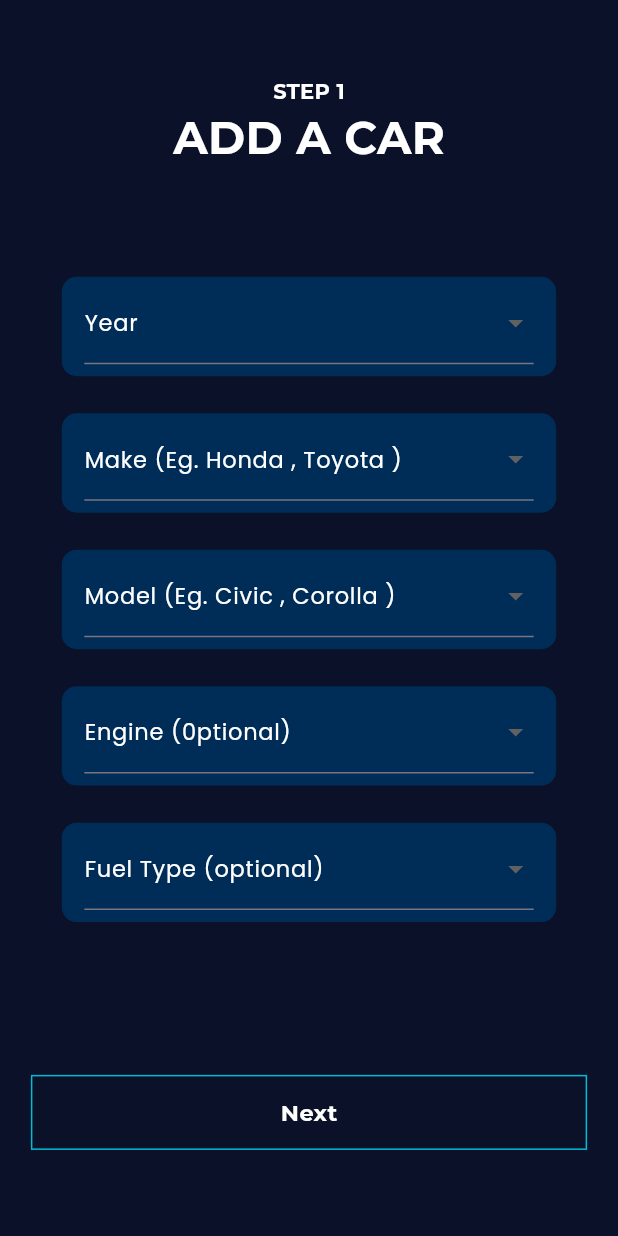
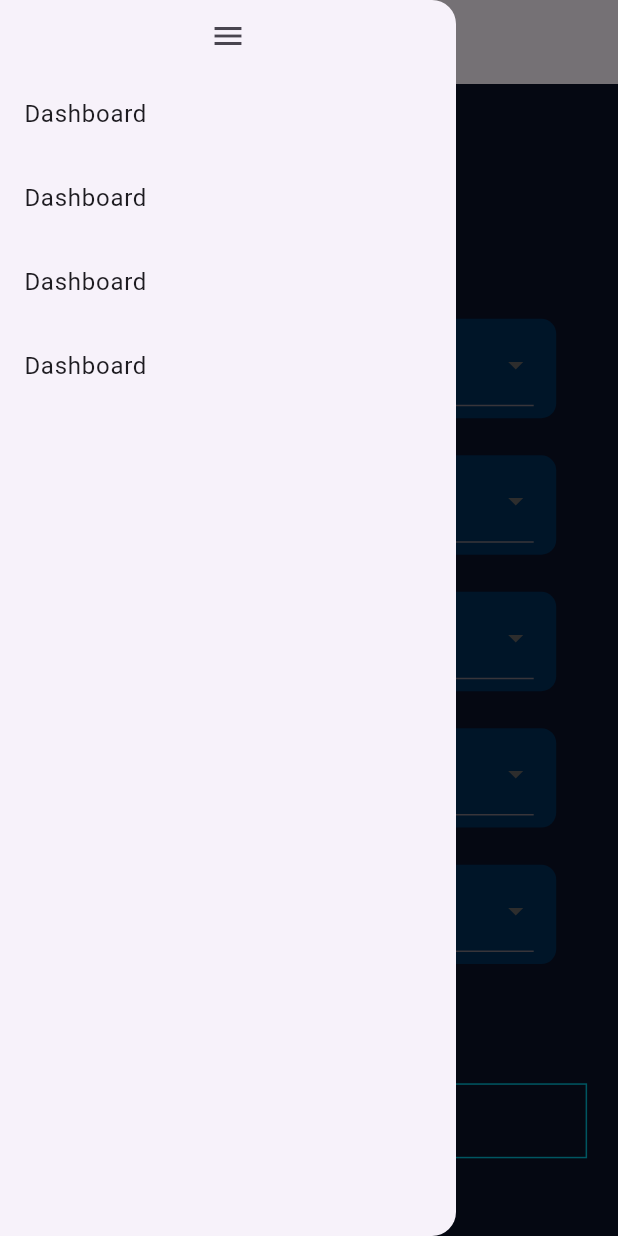
Before and after one commit to Jahanzaibhabib/OBD-flutter-app, a Flutter app: the screen it shows after launch, with the side drawer open (before the commit the screen has no drawer), on a phone screen of 412 x 824 dp. Run offline on Flutter 3.47's test engine with Material 3 defaults, Android fonts, the phone set to English and light mode, and no system bars; our stand-ins replace google_fonts; missing offline and left inert: all_bluetooth.

Commit message:
Working on Drawer

```diff
--- a/lib/main.dart
+++ b/lib/main.dart
@@ -1,7 +1,11 @@
 import 'package:flutter/material.dart';
+import 'package:obd/providers/is_drawer_open_provider.dart';
+import 'package:obd/screens/bluetooth_screen.dart';
 
 import 'package:obd/screens/step1_screen.dart';
-
+import 'package:obd/screens/step3_screen.dart';
+import 'package:provider/provider.dart';
+import 'screens/Signup_screen.dart';
 
 void main() {
   runApp(const MyApp());
@@ -12,9 +16,13 @@ class MyApp extends StatelessWidget {
 
   @override
   Widget build(BuildContext context) {
-    return MaterialApp(
-      home: Step1Screen(),
-      debugShowCheckedModeBanner: false,
+    return ChangeNotifierProvider(
+      create: (_) => DrawerProvider(),
+
+      child: MaterialApp(
+        home: Step1Screen(),
+        debugShowCheckedModeBanner: false,
+      ),
     );
   }
 }
--- /dev/null
+++ b/lib/providers/is_drawer_open_provider.dart
@@ -0,0 +1,20 @@
+import 'package:flutter/material.dart';
+
+class DrawerProvider extends ChangeNotifier{
+
+  bool _isDrawerOpen = false;
+
+
+  bool get isDrawerOpen => _isDrawerOpen;
+
+  void toggleDrawer() {
+    _isDrawerOpen =!_isDrawerOpen;
+    notifyListeners();
+  }
+
+
+
+
+
+
+}
--- a/lib/screens/Signin_screen.dart
+++ b/lib/screens/Signin_screen.dart
@@ -1,8 +1,11 @@
 import 'package:flutter/material.dart';
+import 'drawer.dart';
+import 'drawer.dart';
 import 'package:google_fonts/google_fonts.dart';
 import 'package:obd/screens/Signup_screen.dart';
 import 'package:obd/variables/colors.dart';
 import 'package:obd/variables/fonts.dart';
+import 'drawer.dart';
 
 class SigninScreen extends StatefulWidget {
   const SigninScreen({super.key});
@@ -18,6 +21,8 @@ class _SigninScreenState extends State<SigninScreen> {
     final width = MediaQuery.sizeOf(context).width;
 
     return Scaffold(
+      drawer: CustomDrawer(context: context),
+
       backgroundColor: customBlueColor,
       body: Center(
         child: Container(
--- a/lib/screens/Signup_screen.dart
+++ b/lib/screens/Signup_screen.dart
@@ -2,6 +2,7 @@ import 'package:flutter/material.dart';
 import 'package:google_fonts/google_fonts.dart';
 import 'package:obd/screens/Signin_screen.dart';
 import 'package:obd/variables/colors.dart';
+import 'drawer.dart';
 import 'package:obd/variables/fonts.dart';
 
 class SignupScreen extends StatefulWidget {
@@ -18,6 +19,8 @@ class _SignupScreenState extends State<SignupScreen> {
     final width = MediaQuery.sizeOf(context).width;
 
     return Scaffold(
+      drawer: CustomDrawer(context: context),
+
       backgroundColor: customBlueColor,
       body: Center(
         child: Container(
--- /dev/null
+++ b/lib/screens/appbar.dart
@@ -0,0 +1,28 @@
+import 'package:flutter/material.dart';
+import 'package:obd/variables/variables.dart';
+
+PreferredSizeWidget CustomAppbar(){
+
+  return  AppBar(
+     title :  Text("data"),
+      automaticallyImplyLeading : false
+
+  );
+
+}
+
+
+
+void openDrawer() {
+    isDrawerOpen = true;
+    print('Drawer Opened');
+}
+
+void closeDrawer() {
+
+  isDrawerOpen = false;
+  print('Drawer Closed');
+
+
+
+}
--- /dev/null
+++ b/lib/screens/drawer.dart
@@ -0,0 +1,47 @@
+import 'package:flutter/material.dart';
+import 'package:obd/providers/is_drawer_open_provider.dart';
+import 'package:obd/variables/variables.dart';
+import 'package:provider/provider.dart';
+
+List drawerItems = [{"title" : "Dashboard" , "onTap" : (){print("drawer is "
+    "tapped");}} , {"title" : "Dashboard" , "onTap" : (){print("drawer is "
+    "tapped");}} , {"title" : "Dashboard" , "onTap" : (){print("drawer is "
+    "tapped");}}, {"title" : "Dashboard" , "onTap" : (){print("drawer is "
+"tapped");}}];
+
+Widget CustomDrawer({required BuildContext context}){
+
+  DrawerProvider provider = Provider.of<DrawerProvider>(context);
+
+  return Drawer(
+    child: Consumer<DrawerProvider>(
+      builder: (context, value, child) {
+        return Column(
+          children: [
+            IconButton(onPressed: (){
+
+              value.toggleDrawer();
+              print(value.isDrawerOpen);
+              value.isDrawerOpen ?Scaffold.of(context).closeDrawer() :
+              Scaffold.of(context).openDrawer();
+              }, icon: Icon(value.isDrawerOpen?Icons.close : Icons.menu) ),
+            Expanded(
+              child: ListView.builder(itemCount: drawerItems.length,itemBuilder: (context, index) {
+
+                return ListTile(
+
+                  title: Text(drawerItems[index]["title"]),
+                  onTap: drawerItems[index]["onTap"],
+
+                );
+
+              }, ),
+            ),
+          ],
+        );
+      },
+
+    ),
+  );
+
+}
--- a/lib/screens/step1_screen.dart
+++ b/lib/screens/step1_screen.dart
@@ -1,10 +1,16 @@
 import 'package:flutter/material.dart';
 import 'package:obd/components/customButton.dart';
 import 'package:obd/components/inputField.dart';
+import 'package:obd/providers/is_drawer_open_provider.dart';
+import 'package:obd/screens/appbar.dart';
 import 'package:obd/screens/step2_screen.dart';
 import 'package:obd/variables/colors.dart';
 import 'package:obd/variables/fonts.dart';
 import 'package:obd/variables/lists_for_step1.dart';
+import 'package:obd/variables/variables.dart';
+import 'package:provider/provider.dart';
+import 'drawer.dart';
+
 
 
 class Step1Screen extends StatelessWidget {
@@ -18,6 +24,10 @@ class Step1Screen extends StatelessWidget {
   @override
   Widget build(BuildContext context) {
     return Scaffold(
+
+    appBar:CustomAppbar(),
+      drawer: CustomDrawer(context: context),
+
       body: Container(
         width: MediaQuery.of(context).size.width,
         color: customBlueColor,
--- a/lib/screens/step4_screen.dart
+++ b/lib/screens/step4_screen.dart
@@ -3,6 +3,7 @@ import 'package:flutter/material.dart';
 import 'package:obd/variables/colors.dart';
 import 'package:obd/variables/fonts.dart';
 import 'package:obd/variables/media_query.dart';
+import 'drawer.dart';
 
 class Step4Screen extends StatelessWidget {
   const Step4Screen({super.key});
@@ -11,6 +12,7 @@ class Step4Screen extends StatelessWidget {
   Widget build(BuildContext context) {
     return SafeArea(child:
     Scaffold(
+      drawer: CustomDrawer(context: context),
 
       body: Container(
         width: width(context),
--- /dev/null
+++ b/lib/variables/variables.dart
@@ -0,0 +1 @@
+bool isDrawerOpen = false;
--- a/pubspec.yaml
+++ b/pubspec.yaml
@@ -35,6 +35,8 @@ dependencies:
   # Use with the CupertinoIcons class for iOS style icons.
   cupertino_icons: ^1.0.8
   google_fonts: ^6.2.1
+  all_bluetooth: ^0.1.0
+  provider: ^6.1.2
 
 dev_dependencies:
   flutter_test:
```
Also changed, not shown: lib/functions/naviagtions_functions.dart (+22 -6 lines), lib/screens/bluetooth_screen.dart (added, +61 -0 lines), lib/screens/drwaerChecking.dart (added, +25 -0 lines), lib/screens/step2_screen.dart (+31 -26 lines), lib/screens/step3_screen.dart (+75 -0 lines), pubspec.lock, 2 other files.
